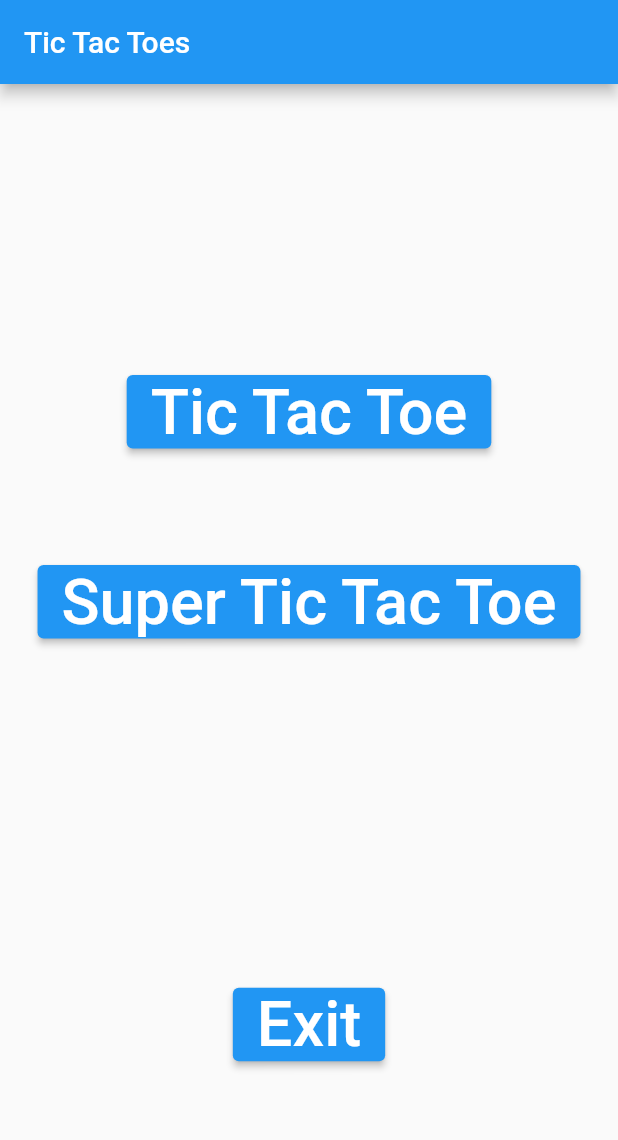
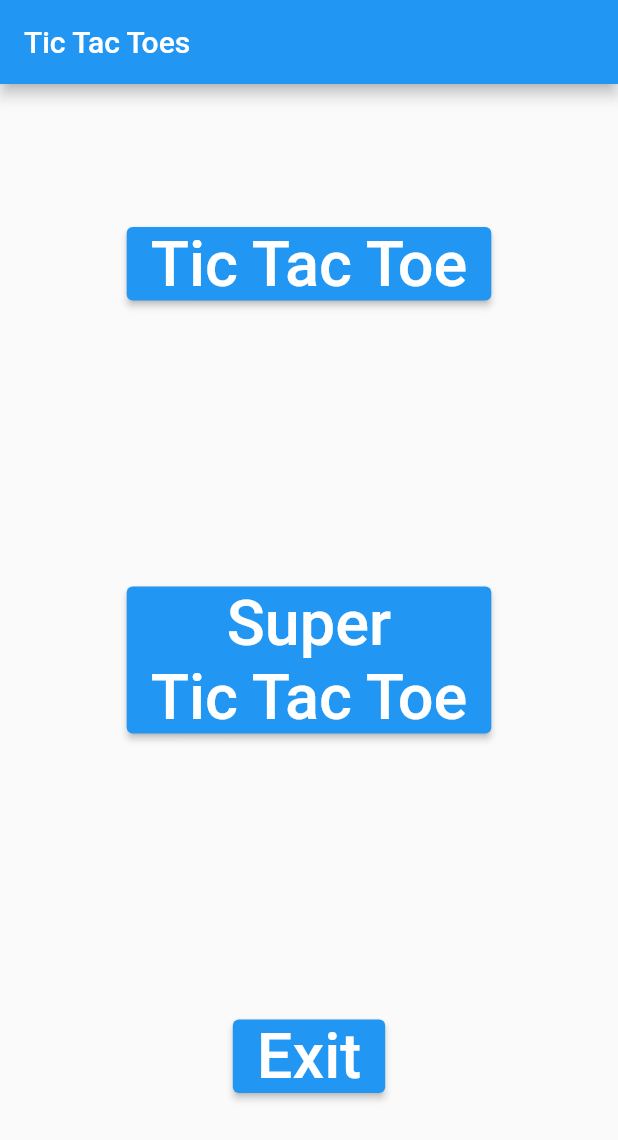
Before and after one commit to malkia/tictactoe, a Flutter app: the screen it shows after launch, on a phone screen of 412 x 824 dp. Shown: the top 1140 px of the screen. Run offline on Flutter 3.47's test engine with Material 2 defaults, Android fonts, the phone set to English and light mode, and no system bars; our stand-ins replace get.

Commit message:
Start getting rid of GetX, at least for obs, but Get.to() is still useful

```diff
--- a/lib/main_page.dart
+++ b/lib/main_page.dart
@@ -8,38 +8,25 @@ import 'tictactoe_page_getx.dart';
 class MainPage extends StatelessWidget {
   @override
   Widget build(BuildContext context) => Scaffold(
-      appBar: AppBar(
-        title: Text("Tic Tac Toes"),
-      ),
+      appBar: AppBar(title: Text("Tic Tac Toes")),
       body: Center(
         child: Column(
           mainAxisAlignment: MainAxisAlignment.spaceAround,
+          crossAxisAlignment: CrossAxisAlignment.center,
           children: [
-            Spacer(flex: 5),
             ElevatedButton(
-              child: Text(
-                'Tic Tac Toe',
-                textScaleFactor: 3.0,
-              ),
-              onPressed: () => Get.to(TicTacToePageGetX()),
+              child: Text('Tic Tac Toe', textScaleFactor: 3.0),
+              onPressed: () => Get.to(TicTacToePage()),
             ),
-            Spacer(flex: 2),
             ElevatedButton(
-              child: Text(
-                'Super Tic Tac Toe',
-                textScaleFactor: 3.0,
-              ),
-              onPressed: () => Get.to(SuperTicTacToePageGetX()),
+              child: Text('Super\nTic Tac Toe',
+                  textScaleFactor: 3.0, textAlign: TextAlign.center),
+              onPressed: () => Get.to(SuperTicTacToePage()),
             ),
-            Spacer(flex: 6),
             ElevatedButton(
-              child: Text(
-                'Exit',
-                textScaleFactor: 3.0,
-              ),
+              child: Text('Exit', textScaleFactor: 3.0),
               onPressed: () => exit(0),
             ),
-            Spacer(flex: 3),
           ],
         ),
       ));
--- a/pubspec.yaml
+++ b/pubspec.yaml
@@ -15,7 +15,7 @@ publish_to: 'none' # Remove this line if you wish to publish to pub.dev
 # In iOS, build-name is used as CFBundleShortVersionString while build-number used as CFBundleVersion.
 # Read more about iOS versioning at
 # https://developer.apple.com/library/archive/documentation/General/Reference/InfoPlistKeyReference/Articles/CoreFoundationKeys.html
-version: 1.0.0+1
+version: 1.0.1
 
 environment:
   sdk: ">=2.7.0 <3.0.0"
@@ -43,7 +43,7 @@ flutter:
   # The following line ensures that the Material Icons font is
   # included with your application, so that you can use the icons in
   # the material Icons class.
-  uses-material-design: false
+  uses-material-design: true
 
   # To add assets to your application, add an assets section, like this:
   # assets:
```
Also changed, not shown: lib/tictactoe_page_getx.dart (+22 -26 lines).
